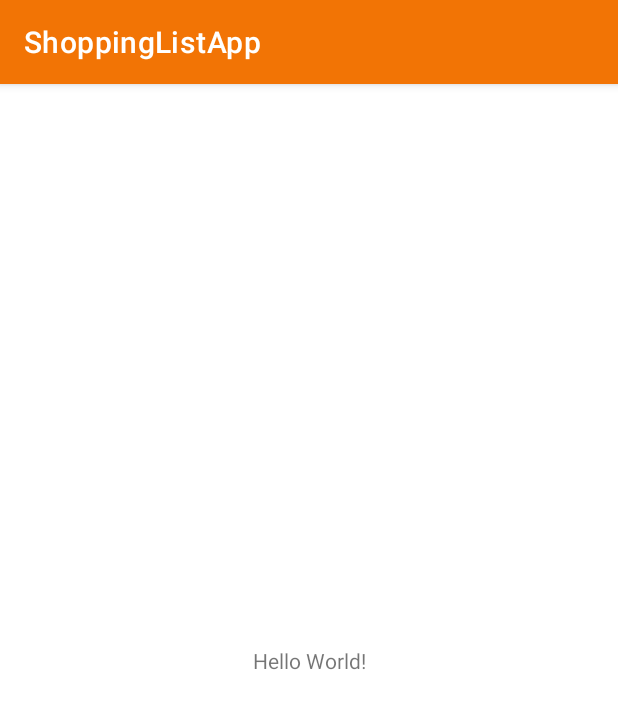
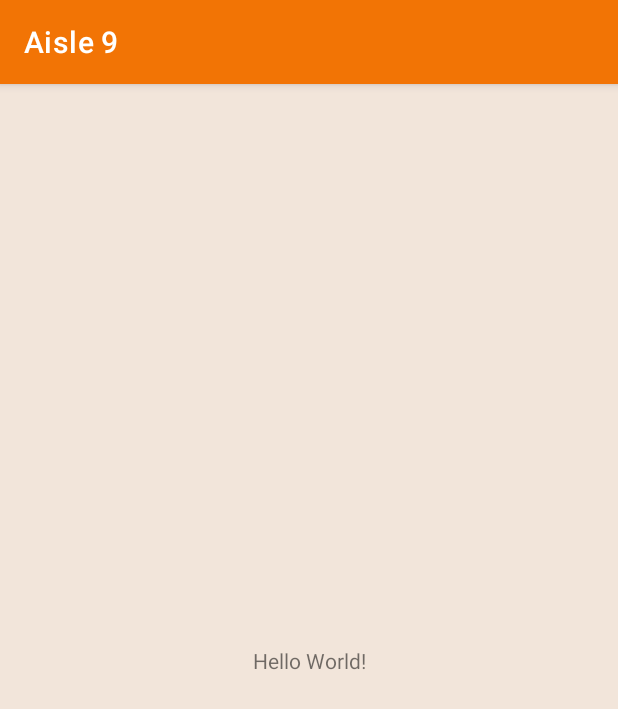
Before and after one commit to KOgundeji/ShoppingApp, an Android app: the screen it shows after launch (MainActivity), on a phone screen of 412 x 824 dp. Shown: the top 709 px of the screen. Run offline under Robolectric (Android 15) with nearby library versions, the phone set to English and light mode, and no system bars.

Commit message:
More setup

```diff
--- a/app/src/main/AndroidManifest.xml
+++ b/app/src/main/AndroidManifest.xml
@@ -7,9 +7,9 @@
         android:allowBackup="true"
         android:dataExtractionRules="@xml/data_extraction_rules"
         android:fullBackupContent="@xml/backup_rules"
-        android:icon="@mipmap/ic_launcher"
+        android:icon="@mipmap/cart_logo"
         android:label="@string/app_name"
-        android:roundIcon="@mipmap/ic_launcher_round"
+        android:roundIcon="@mipmap/cart_logo_round"
         android:supportsRtl="true"
         android:theme="@style/Theme.ShoppingListApp"
         tools:targetApi="31">
--- a/app/src/main/java/com/kunle/shoppinglistapp/MainActivity.java
+++ b/app/src/main/java/com/kunle/shoppinglistapp/MainActivity.java
@@ -10,12 +10,12 @@ public class MainActivity extends AppCompatActivity {
     @Override
     protected void onCreate(Bundle savedInstanceState) {
         SplashScreen.installSplashScreen(this);
+        super.onCreate(savedInstanceState);
 //        try {
-//            Thread.sleep(5000);
+//            Thread.sleep(3000);
 //        } catch (InterruptedException e) {
 //            e.printStackTrace();
 //        }
-        super.onCreate(savedInstanceState);
         setContentView(R.layout.activity_main);
     }
 }
--- a/app/src/main/res/layout/activity_main.xml
+++ b/app/src/main/res/layout/activity_main.xml
@@ -4,6 +4,7 @@
     xmlns:tools="http://schemas.android.com/tools"
     android:layout_width="match_parent"
     android:layout_height="match_parent"
+    android:background="@color/background"
     tools:context=".MainActivity">
 
     <TextView
@@ -15,4 +16,24 @@
         app:layout_constraintStart_toStartOf="parent"
         app:layout_constraintTop_toTopOf="parent" />
 
+    <LinearLayout
+        android:id="@+id/bottom_panel"
+        android:layout_width="411dp"
+        android:layout_height="70dp"
+        android:orientation="horizontal"
+        tools:layout_editor_absoluteX="0dp"
+        tools:layout_editor_absoluteY="661dp">
+
+    </LinearLayout>
+
+    <LinearLayout
+        android:id="@+id/side_panel"
+        android:layout_width="92dp"
+        android:layout_height="659dp"
+        android:orientation="vertical"
+        tools:layout_editor_absoluteX="1dp"
+        tools:layout_editor_absoluteY="1dp">
+
+    </LinearLayout>
+
 </androidx.constraintlayout.widget.ConstraintLayout>
--- a/app/src/main/res/values-night/colors.xml
+++ b/app/src/main/res/values-night/colors.xml
@@ -12,4 +12,6 @@
     <color name="white">#FFFFFF</color>
     <color name="black">#000000</color>
 
+    <color name="background">@color/orange_shade</color>
+
 </resources>
--- a/app/src/main/res/values/colors.xml
+++ b/app/src/main/res/values/colors.xml
@@ -11,4 +11,6 @@
     <color name="yellow_shade">#715400</color>
     <color name="white">#FFFFFF</color>
     <color name="black">#000000</color>
+
+    <color name="background">@color/orange_tint_light</color>
 </resources>
--- a/app/src/main/res/values/strings.xml
+++ b/app/src/main/res/values/strings.xml
@@ -1,3 +1,4 @@
 <resources>
-    <string name="app_name">ShoppingListApp</string>
+    <string name="app_name">Aisle 9</string>
+
 </resources>
--- a/app/src/main/res/values/themes.xml
+++ b/app/src/main/res/values/themes.xml
@@ -16,7 +16,10 @@
 
     <style name="Theme.App.SplashScreen" parent="Theme.SplashScreen">
         <item name="windowSplashScreenBackground">@color/base_orange</item>
-        <item name="windowSplashScreenAnimatedIcon">@drawable/splash_logo</item>
+        <item name="windowSplashScreenAnimatedIcon">@mipmap/cart_logo_foreground</item>
         <item name="postSplashScreenTheme">@style/Theme.ShoppingListApp</item>
+        <item name="android:windowSplashScreenAnimatedIcon">@drawable/ic_launcher_foreground</item>
+        <item name="android:windowSplashscreenContent">@mipmap/splash_logo</item>
+        <item name="android:windowSplashScreenAnimationDuration">5000</item>
     </style>
 </resources>
```
